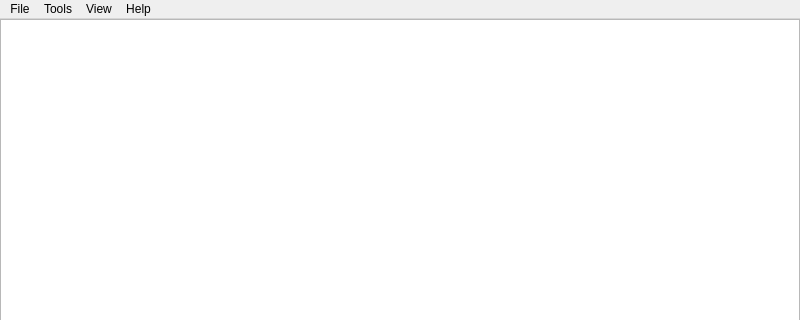
Qt form src/TSVview/MainWindow.ui (marc-sturm/TSVview) before a commit; both pictures show x 0 to 800 and y 0 to 320 of the 800 by 600 pixel window.
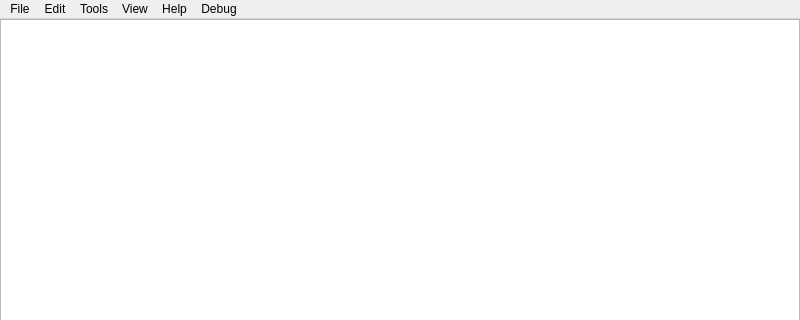
The same form after that commit. Icons and pictures are not drawn. Custom widgets are drawn as their Qt base class.

Patch:
```diff
--- a/src/TSVview/MainWindow.ui
+++ b/src/TSVview/MainWindow.ui
@@ -46,7 +46,7 @@
      <x>0</x>
      <y>0</y>
      <width>800</width>
-     <height>21</height>
+     <height>22</height>
     </rect>
    </property>
    <widget class="QMenu" name="menuFile">
@@ -94,10 +94,26 @@
     <addaction name="toggleColumnIndex"/>
     <addaction name="toggleRowColors"/>
    </widget>
+   <widget class="QMenu" name="menuDebug">
+    <property name="title">
+     <string>Debug</string>
+    </property>
+    <addaction name="actionShowDatasetInfo"/>
+    <addaction name="actionGenerateExampleData"/>
+   </widget>
+   <widget class="QMenu" name="menuEdit">
+    <property name="title">
+     <string>Edit</string>
+    </property>
+    <addaction name="grep"/>
+    <addaction name="transpose"/>
+   </widget>
    <addaction name="menuFile"/>
+   <addaction name="menuEdit"/>
    <addaction name="menuTools"/>
    <addaction name="menuView"/>
    <addaction name="menuHelp"/>
+   <addaction name="menuDebug"/>
   </widget>
   <action name="actionAbout">
    <property name="text">
```
Left out of the diff: 152 changed lines with no effect on the pictures.
